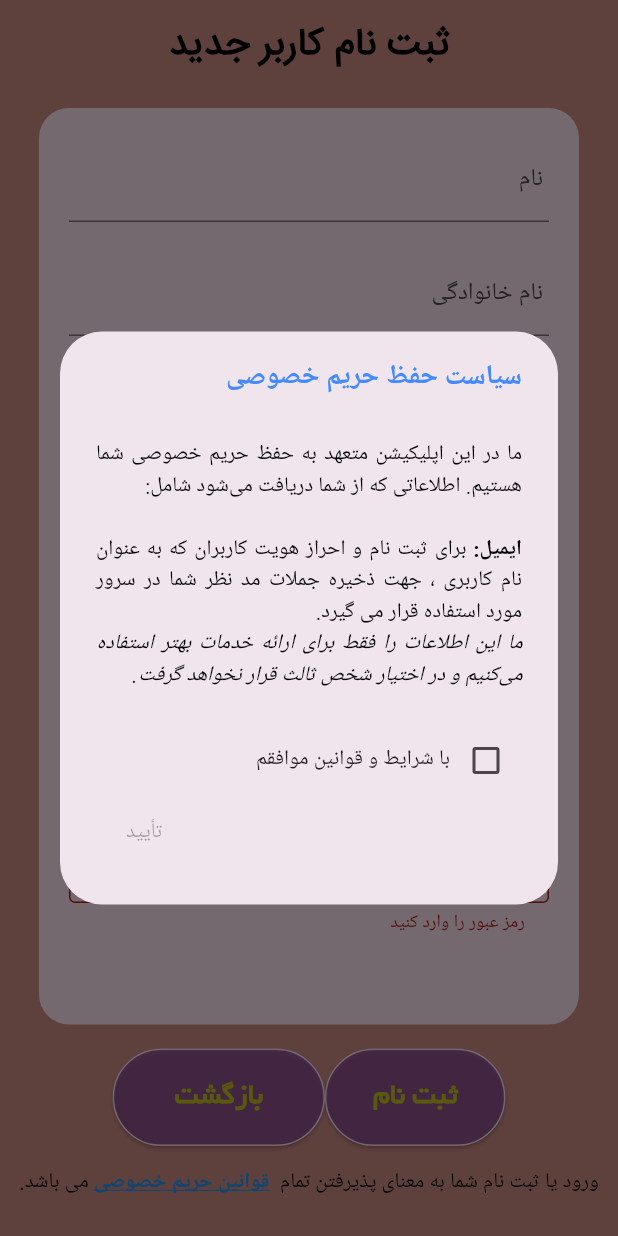
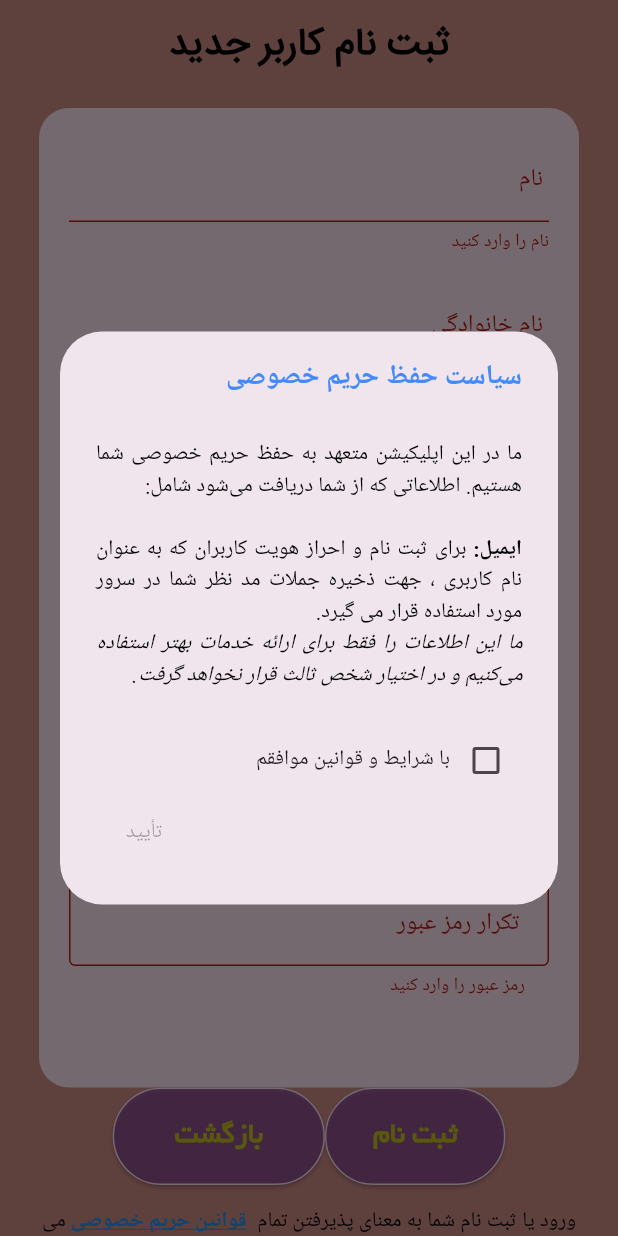
Before and after one commit to mozhganAlmasi/fiteme, a Flutter app: the RegisterPage screen opened directly, after a tap on "ثبت نام", on a phone screen of 412 x 824 dp. Run offline on Flutter 3.47's test engine with Material 3 defaults, Android fonts, the phone set to English and light mode, and no system bars; our stand-ins replace bloc, connectivity_plus, equatable, firebase_core, firebase_messaging, fl_chart and 4 more; accounts and stored records are empty.

Commit message:
Add coach registration option to register page

```diff
--- a/lib/blocs/user/users_event.dart
+++ b/lib/blocs/user/users_event.dart
@@ -8,9 +8,9 @@ class UsersLoadEvent extends UsersEvent {
   final int coachCode;
   UsersLoadEvent(this.coachCode);
 }
-class UserGetEvant extends UsersEvent {
+class UserGetEvent extends UsersEvent {
   final String userID;
-  UserGetEvant(this.userID);
+  UserGetEvent(this.userID);
 }
 class UserCreateEvent extends UsersEvent {
   final UserModel user;
--- a/lib/pages/registerpage.dart
+++ b/lib/pages/registerpage.dart
@@ -43,11 +43,12 @@ class _RegisterPageState extends State<RegisterPage> {
   bool dialogLoading = false;
   String? selectedGroup;
   int selectedIndex = 2;
-  String? selectedType;
+  String? selectedTypeName;
   int selectedTypeIndex = 0;
   List<bool> fieldErrors = [false, false, false, false, false, false];
 
   List<String?> lstGroupname = [];
+  List<int> lstGroupid =[];
 
   int coachCode = 0;
 
@@ -87,9 +88,10 @@ class _RegisterPageState extends State<RegisterPage> {
     return Scaffold(
       body: SafeArea(
         child: Container(
-          height: size.height, // یا: MediaQuery.of(context).size.height
           width: double.infinity,
           color: mzhColorThem1[0], // رنگ پس‌زمینه کل صفحه
+          child: SingleChildScrollView(
+            padding: const EdgeInsets.all(16),
             child: Column(
               children: [
                 buildUIWithoutButton(),
@@ -165,14 +167,12 @@ class _RegisterPageState extends State<RegisterPage> {
             ),
           ),
         ),
+      ),
     );
   }
 
   Widget buildUIWithoutButton() {
     return Center(
-      child: SingleChildScrollView(
-        // برای اسکرول در گوشی‌هایی با کیبورد
-        padding: const EdgeInsets.all(16),
       child: Column(
         children: [
           Text("ثبت نام کاربر جدید", style: CustomTextStyle.textappbar),
@@ -195,6 +195,14 @@ class _RegisterPageState extends State<RegisterPage> {
                     child: TextFormField(
                       controller: _nameController,
                       decoration: const InputDecoration(labelText: ' نام'),
+                      validator: (value) {
+                        if (value == null || value.isEmpty) {
+                          return 'نام را وارد کنید';
+                        } else if (value.length < 3) {
+                          return 'نام باید حداقل سه حرف باشد';
+                        }
+                        return null;
+                      },
                     ),
                   ),
                   const SizedBox(height: 20),
@@ -206,6 +214,14 @@ class _RegisterPageState extends State<RegisterPage> {
                       decoration: const InputDecoration(
                         labelText: ' نام خانوادگی',
                       ),
+                      validator: (value) {
+                        if (value == null || value.isEmpty) {
+                          return 'نام خانوادگی را وارد کنید';
+                        } else if (value.length < 3) {
+                          return 'نام خانوادگی باید حداقل سه حرف باشد';
+                        }
+                        return null;
+                      },
                     ),
                   ),
                   const SizedBox(height: 20),
@@ -222,7 +238,7 @@ class _RegisterPageState extends State<RegisterPage> {
                       SizedBox(height: 20),
                       Expanded(
                         child: DropdownButtonFormField<String>(
-                            value: selectedType,
+                          value: selectedTypeName,
                           hint: Text(' عضو عمومی '),
                           items: lstType.map((String type) {
                             return DropdownMenuItem<String>(
@@ -284,7 +300,7 @@ class _RegisterPageState extends State<RegisterPage> {
                               setState(() {
                                 selectedGroup = newValue;
                                 selectedIndex =
-                                      lstGroupname.indexOf(newValue!) + 1;
+                                    lstGroupname.indexOf(newValue!) ;
                               });
                             },
                             decoration: InputDecoration(
@@ -328,10 +344,10 @@ class _RegisterPageState extends State<RegisterPage> {
                     ),
                   ),
                   SizedBox(height: 20),
-                    // شماره موبایل
+                  // کد مربی
                   if (selectedTypeIndex == 2)
                     ShakeWidget(
-                        shake: fieldErrors[2],
+                      shake: fieldErrors[3],
                       child: TextFormField(
                         controller: _coachCodeController,
                         keyboardType: TextInputType.number,
@@ -352,7 +368,7 @@ class _RegisterPageState extends State<RegisterPage> {
                   const SizedBox(height: 20),
                   // رمز عبور
                   ShakeWidget(
-                      shake: fieldErrors[3],
+                    shake: fieldErrors[4],
                     child: TextFormField(
                       controller: _passwordController,
                       obscureText: !_obscureText,
@@ -373,7 +389,7 @@ class _RegisterPageState extends State<RegisterPage> {
                   const SizedBox(height: 20),
                   // تکرار رمز عبور
                   ShakeWidget(
-                      shake: fieldErrors[4],
+                    shake: fieldErrors[5],
                     child: TextFormField(
                       controller: _repasswordController,
                       obscureText: !_obscureText,
@@ -386,6 +402,8 @@ class _RegisterPageState extends State<RegisterPage> {
                           return 'رمز عبور را وارد کنید';
                         } else if (value.length < 5) {
                           return 'رمز عبور باید حداقل ۵ کاراکتر باشد';
+                        } else if (value != _passwordController.text) {
+                          return 'رمز عبور و تکرار آن یکسان نیستند';
                         }
                         return null;
                       },
@@ -397,7 +415,6 @@ class _RegisterPageState extends State<RegisterPage> {
             ),
           ),
         ],
-        ),
       ),
     );
   }
@@ -423,6 +440,7 @@ class _RegisterPageState extends State<RegisterPage> {
                   _nameController.text.isEmpty,
                   _famiyController.text.isEmpty,
                   _phonenumberController.text.isEmpty,
+                  (selectedTypeIndex ==2)?_coachCodeController.text.isEmpty:true,
                   _passwordController.text.isEmpty,
                   _repasswordController.text.isEmpty,
                 ];
@@ -430,6 +448,7 @@ class _RegisterPageState extends State<RegisterPage> {
               if (!_isPolicyAccepted) {
                 _isPolicyAccepted = await showPrivacyPolicyDialog(context);
               } else if (isValid) {
+
                 UserModel user = UserModel(
                   name: _nameController.text,
                   family: _famiyController.text,
@@ -513,7 +532,7 @@ class _RegisterPageState extends State<RegisterPage> {
   }
 
   void changeUserType(newValue) async {
-    selectedType = newValue;
+    selectedTypeName = newValue;
     selectedTypeIndex = lstType.indexOf(newValue!);
     if (selectedTypeIndex == 1) {
       final result = await showDialog(
@@ -530,6 +549,7 @@ class _RegisterPageState extends State<RegisterPage> {
       if (result != null) {
         List<CategoryModel> tempList = result[0];
         lstGroupname = tempList.map((item) => item.categoryName).toList();
+        lstGroupid = tempList.map((item)=>item.id).toList();
         coachCode = int.parse(result[1]);
       } else {
         lstGroupname = [];
@@ -602,8 +622,11 @@ class _RegisterPageState extends State<RegisterPage> {
     if (selectedTypeIndex == 2) {
       return 0;
     } else if (selectedTypeIndex == 1) {
-      return selectedIndex;
+
+      return lstGroupid[selectedIndex ];
     }
     return 0;
   }
+
+
 }
```
Also changed, not shown: lib/blocs/user/users_bloc.dart (+20 -16 lines), lib/pages/editprofilepage.dart (+94 -64 lines), lib/pages/home.dart (+11 -3 lines), lib/repositories/user_repository.dart (+6 -6 lines). Lines whose indentation alone changed are shown as unchanged.
